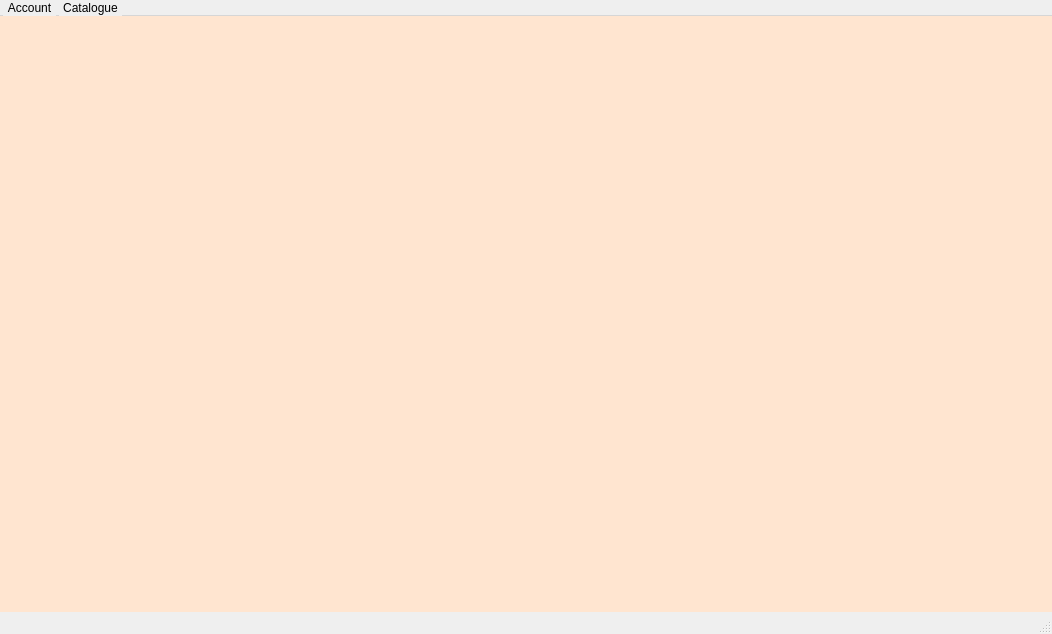
Qt form LibraryInformationSystem/membercatalogue.ui (janelle-lr/CS106LibraryInformationSystem) before a commit.
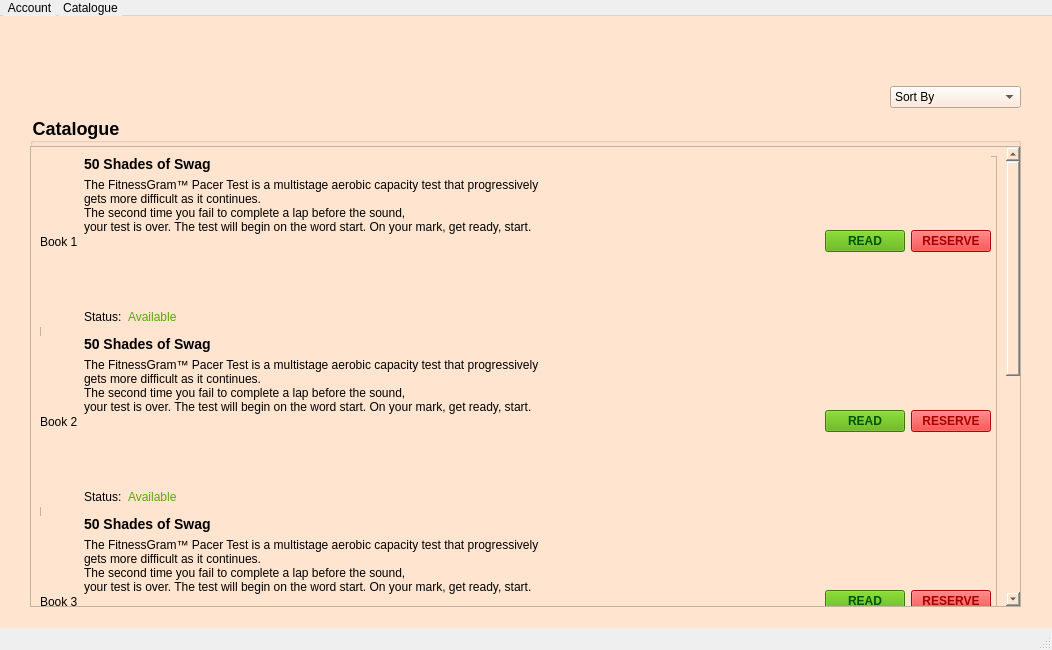
The same form after that commit. Icons and pictures are not drawn.

Diff of the .ui file:
```diff
--- a/LibraryInformationSystem/membercatalogue.ui
+++ b/LibraryInformationSystem/membercatalogue.ui
@@ -7,7 +7,7 @@
     <x>0</x>
     <y>0</y>
     <width>1052</width>
-    <height>634</height>
+    <height>650</height>
    </rect>
   </property>
   <property name="minimumSize">
@@ -16,12 +16,6 @@
     <height>634</height>
    </size>
   </property>
-  <property name="maximumSize">
-   <size>
-    <width>1052</width>
-    <height>634</height>
-   </size>
-  </property>
   <property name="windowTitle">
    <string>MainWindow</string>
   </property>
@@ -68,6 +62,728 @@
      <pixmap resource="resources.qrc">:/resources/images/bblLogo.png</pixmap>
     </property>
    </widget>
+   <widget class="QComboBox" name="comboBox">
+    <property name="geometry">
+     <rect>
+      <x>890</x>
+      <y>70</y>
+      <width>131</width>
+      <height>22</height>
+     </rect>
+    </property>
+    <item>
+     <property name="text">
+      <string>Sort By</string>
+     </property>
+    </item>
+    <item>
+     <property name="text">
+      <string>Title</string>
+     </property>
+    </item>
+    <item>
+     <property name="text">
+      <string>Author</string>
+     </property>
+    </item>
+    <item>
+     <property name="text">
+      <string>Genre</string>
+     </property>
+    </item>
+    <item>
+     <property name="text">
+      <string>Release date</string>
+     </property>
+    </item>
+   </widget>
+   <widget class="QGroupBox" name="groupBox">
+    <property name="geometry">
+     <rect>
+      <x>30</x>
+      <y>100</y>
+      <width>991</width>
+      <height>491</height>
+     </rect>
+    </property>
+    <property name="styleSheet">
+     <string notr="true">QGroupBox{
+	font-weight: bold;
+	font-size: 18px;
+}</string>
+    </property>
+    <property name="title">
+     <string>Catalogue</string>
+    </property>
+    <widget class="QScrollArea" name="scrollArea">
+     <property name="geometry">
+      <rect>
+       <x>0</x>
+       <y>30</y>
+       <width>991</width>
+       <height>461</height>
+      </rect>
+     </property>
+     <property name="styleSheet">
+      <string notr="true">
+
+/* vertical scrollbar*/
+QScrollBar:vertical{
+	border: none;
+	background-color: rgb(255, 229, 208);
+	margin: 15px 0 15px 0;
+	width: 14px;
+}
+
+/* hande bar verticall */
+QScrollBar::handle:vertical{
+	border-radius: 5px;
+	background-color: rgb(255, 213, 164);
+	min-height: 30px;
+}
+QScrollBar::handle:vertical:hover{
+	background-color: rgb(255, 210, 158);
+}
+
+/* top button scrollbar */
+QScrollBar::sub-line:vertical{
+	border: none;
+	background-color: rgb(255, 180, 126);
+	height: 15px;
+	border-top-left-radius: 7px;
+	border-top-right-radius: 7px;
+	subcontrol-position: top;
+	subcontrol-origin: margin;
+}
+QScrollBar::sub-line:vertical:hover{
+	background-color: rgb(255, 85, 127);
+}
+QScrollBar::sub-line:vertical:pressed{
+	background-color: rgb(255, 0, 127);
+}
+
+/* bottom button scrollbar */
+QScrollBar::add-line:vertical{
+	border: none;
+	background-color: rgb(255, 180, 126);
+	height: 15px;
+	border-bottom-left-radius: 7px;
+	border-bottom-right-radius: 7px;
+	subcontrol-position: bottom;
+	subcontrol-origin: margin;
+}
+QScrollBar::add-line:vertical:hover{
+	background-color: rgb(255, 85, 127);
+}
+QScrollBar::add-line:vertical:pressed{
+	background-color: rgb(255, 0, 127);
+}</string>
+     </property>
+     <property name="widgetResizable">
+      <bool>true</bool>
+     </property>
+     <widget class="QWidget" name="scrollAreaWidgetContents">
+      <property name="geometry">
+       <rect>
+        <x>0</x>
+        <y>0</y>
+        <width>975</width>
+        <height>918</height>
+       </rect>
+      </property>
+      <layout class="QVBoxLayout" name="verticalLayout">
+       <item>
+        <widget class="QFrame" name="frame">
+         <property name="minimumSize">
+          <size>
+           <width>0</width>
+           <height>900</height>
+          </size>
+         </property>
+         <property name="frameShape">
+          <enum>QFrame::StyledPanel</enum>
+         </property>
+         <property name="frameShadow">
+          <enum>QFrame::Raised</enum>
+         </property>
+         <widget class="QWidget" name="horizontalLayoutWidget_2">
+          <property name="geometry">
+           <rect>
+            <x>0</x>
+            <y>0</y>
+            <width>951</width>
+            <height>171</height>
+           </rect>
+          </property>
+          <layout class="QHBoxLayout" name="book_1">
+           <item>
+            <widget class="QLabel" name="img_2">
+             <property name="text">
+              <string>Book 1</string>
+             </property>
+            </widget>
+           </item>
+           <item>
+            <layout class="QVBoxLayout" name="verticalLayout_4">
+             <item>
+              <widget class="QLabel" name="label_17">
+               <property name="styleSheet">
+                <string notr="true">QLabel {
+	font-weight:bold;
+	font-size: 14px;
+
+	
+}</string>
+               </property>
+               <property name="text">
+                <string>50 Shades of Swag</string>
+               </property>
+              </widget>
+             </item>
+             <item>
+              <widget class="QLabel" name="label_7">
+               <property name="text">
+                <string>The FitnessGram™ Pacer Test is a multistage aerobic capacity test that progressively 
+gets more difficult as it continues. 
+The second time you fail to complete a lap before the sound, 
+your test is over. The test will begin on the word start. On your mark, get ready, start.
+</string>
+               </property>
+              </widget>
+             </item>
+             <item>
+              <spacer name="verticalSpacer">
+               <property name="orientation">
+                <enum>Qt::Vertical</enum>
+               </property>
+               <property name="sizeHint" stdset="0">
+                <size>
+                 <width>20</width>
+                 <height>40</height>
+                </size>
+               </property>
+              </spacer>
+             </item>
+             <item>
+              <layout class="QHBoxLayout" name="horizontalLayout_3">
+               <item>
+                <widget class="QLabel" name="label_8">
+                 <property name="text">
+                  <string>Status:</string>
+                 </property>
+                </widget>
+               </item>
+               <item>
+                <widget class="QLabel" name="label_9">
+                 <property name="styleSheet">
+                  <string notr="true">QLabel{
+	color: rgb(85, 170, 0);
+}</string>
+                 </property>
+                 <property name="text">
+                  <string>Available</string>
+                 </property>
+                </widget>
+               </item>
+               <item>
+                <spacer name="horizontalSpacer">
+                 <property name="orientation">
+                  <enum>Qt::Horizontal</enum>
+                 </property>
+                 <property name="sizeHint" stdset="0">
+                  <size>
+                   <width>40</width>
+                   <height>20</height>
+                  </size>
+                 </property>
+                </spacer>
+               </item>
+              </layout>
+             </item>
+            </layout>
+           </item>
+           <item>
+            <layout class="QHBoxLayout" name="horizontalLayout_7">
+             <item>
+              <spacer name="horizontalSpacer_4">
+               <property name="orientation">
+                <enum>Qt::Horizontal</enum>
+               </property>
+               <property name="sizeHint" stdset="0">
+                <size>
+                 <width>40</width>
+                 <height>20</height>
+                </size>
+               </property>
+              </spacer>
+             </item>
+             <item>
+              <widget class="QPushButton" name="pushButton_2">
+               <property name="styleSheet">
+                <string notr="true">QPushButton{
+	background-color:rgb(85, 170, 0);
+	font-weight: bold;
+	color: rgb(0, 85, 0);
+}</string>
+               </property>
+               <property name="text">
+                <string>READ</string>
+               </property>
+              </widget>
+             </item>
+             <item>
+              <widget class="QPushButton" name="pushButton_3">
+               <property name="styleSheet">
+                <string notr="true">QPushButton{
+	background-color: rgb(255, 0, 0);
+	color: rgb(170, 0, 0);
+	font-weight: bold;
+}</string>
+               </property>
+               <property name="text">
+                <string>RESERVE</string>
+               </property>
+              </widget>
+             </item>
+            </layout>
+           </item>
+          </layout>
+         </widget>
+         <widget class="QWidget" name="horizontalLayoutWidget_3">
+          <property name="geometry">
+           <rect>
+            <x>0</x>
+            <y>180</y>
+            <width>951</width>
+            <height>171</height>
+           </rect>
+          </property>
+          <layout class="QHBoxLayout" name="book_2">
+           <item>
+            <widget class="QLabel" name="img_3">
+             <property name="text">
+              <string>Book 2</string>
+             </property>
+            </widget>
+           </item>
+           <item>
+            <layout class="QVBoxLayout" name="verticalLayout_5">
+             <item>
+              <widget class="QLabel" name="label_18">
+               <property name="styleSheet">
+                <string notr="true">QLabel {
+	font-weight:bold;
+	font-size: 14px;
+
+	
+}</string>
+               </property>
+               <property name="text">
+                <string>50 Shades of Swag</string>
+               </property>
+              </widget>
+             </item>
+             <item>
+              <widget class="QLabel" name="label_10">
+               <property name="text">
+                <string>The FitnessGram™ Pacer Test is a multistage aerobic capacity test that progressively 
+gets more difficult as it continues. 
+The second time you fail to complete a lap before the sound, 
+your test is over. The test will begin on the word start. On your mark, get ready, start.
+</string>
+               </property>
+              </widget>
+             </item>
+             <item>
+              <spacer name="verticalSpacer_2">
+               <property name="orientation">
+                <enum>Qt::Vertical</enum>
+               </property>
+               <property name="sizeHint" stdset="0">
+                <size>
+                 <width>20</width>
+                 <height>40</height>
+                </size>
+               </property>
+              </spacer>
+             </item>
+             <item>
+              <layout class="QHBoxLayout" name="horizontalLayout_4">
+               <item>
+                <widget class="QLabel" name="label_11">
+                 <property name="text">
+                  <string>Status:</string>
+                 </property>
+                </widget>
+               </item>
+               <item>
+                <widget class="QLabel" name="label_12">
+                 <property name="styleSheet">
+                  <string notr="true">QLabel{
+	color: rgb(85, 170, 0);
+}</string>
+                 </property>
+                 <property name="text">
+                  <string>Available</string>
+                 </property>
+                </widget>
+               </item>
+               <item>
+                <spacer name="horizontalSpacer_2">
+                 <property name="orientation">
+                  <enum>Qt::Horizontal</enum>
+                 </property>
+                 <property name="sizeHint" stdset="0">
+                  <size>
+                   <width>40</width>
+                   <height>20</height>
+                  </size>
+                 </property>
+                </spacer>
+               </item>
+              </layout>
+             </item>
+            </layout>
+           </item>
+           <item>
+            <layout class="QHBoxLayout" name="horizontalLayout_8">
+             <item>
+              <spacer name="horizontalSpacer_5">
+               <property name="orientation">
+                <enum>Qt::Horizontal</enum>
+               </property>
+               <property name="sizeHint" stdset="0">
+                <size>
+                 <width>40</width>
+                 <height>20</height>
+                </size>
+               </property>
+              </spacer>
+             </item>
+             <item>
+              <widget class="QPushButton" name="pushButton_4">
+               <property name="styleSheet">
+                <string notr="true">QPushButton{
+	background-color:rgb(85, 170, 0);
+	font-weight: bold;
+	color: rgb(0, 85, 0);
+}</string>
+               </property>
+               <property name="text">
+                <string>READ</string>
+               </property>
+              </widget>
+             </item>
+             <item>
+              <widget class="QPushButton" name="pushButton_5">
+               <property name="styleSheet">
+                <string notr="true">QPushButton{
+	background-color: rgb(255, 0, 0);
+	color: rgb(170, 0, 0);
+	font-weight: bold;
+}</string>
+               </property>
+               <property name="text">
+                <string>RESERVE</string>
+               </property>
+              </widget>
+             </item>
+            </layout>
+           </item>
+          </layout>
+         </widget>
+         <widget class="QWidget" name="horizontalLayoutWidget_4">
+          <property name="geometry">
+           <rect>
+            <x>0</x>
+            <y>360</y>
+            <width>951</width>
+            <height>171</height>
+           </rect>
+          </property>
+          <layout class="QHBoxLayout" name="book_3">
+           <item>
+            <widget class="QLabel" name="img_4">
+             <property name="text">
+              <string>Book 3</string>
+             </property>
+            </widget>
+           </item>
+           <item>
+            <layout class="QVBoxLayout" name="verticalLayout_6">
+             <item>
+              <widget class="QLabel" name="label_19">
+               <property name="styleSheet">
+                <string notr="true">QLabel {
+	font-weight:bold;
+	font-size: 14px;
+
+	
+}</string>
+               </property>
+               <property name="text">
+                <string>50 Shades of Swag</string>
+               </property>
+              </widget>
+             </item>
+             <item>
+              <widget class="QLabel" name="label_13">
+               <property name="text">
+                <string>The FitnessGram™ Pacer Test is a multistage aerobic capacity test that progressively 
+gets more difficult as it continues. 
+The second time you fail to complete a lap before the sound, 
+your test is over. The test will begin on the word start. On your mark, get ready, start.
+</string>
+               </property>
+              </widget>
+             </item>
+             <item>
+              <spacer name="verticalSpacer_3">
+               <property name="orientation">
+                <enum>Qt::Vertical</enum>
+               </property>
+               <property name="sizeHint" stdset="0">
+                <size>
+                 <width>20</width>
+                 <height>40</height>
+                </size>
+               </property>
+              </spacer>
+             </item>
+             <item>
+              <layout class="QHBoxLayout" name="horizontalLayout_5">
+               <item>
+                <widget class="QLabel" name="label_14">
+                 <property name="text">
+                  <string>Status:</string>
+                 </property>
+                </widget>
+               </item>
+               <item>
+                <widget class="QLabel" name="label_15">
+                 <property name="styleSheet">
+                  <string notr="true">QLabel{
+	color: rgb(85, 170, 0);
+}</string>
+                 </property>
+                 <property name="text">
+                  <string>Available</string>
+                 </property>
+                </widget>
+               </item>
+               <item>
+                <spacer name="horizontalSpacer_3">
+                 <property name="orientation">
+                  <enum>Qt::Horizontal</enum>
+                 </property>
+                 <property name="sizeHint" stdset="0">
+                  <size>
+                   <width>40</width>
+                   <height>20</height>
+                  </size>
+                 </property>
+                </spacer>
+               </item>
+              </layout>
+             </item>
+            </layout>
+           </item>
+           <item>
+            <layout class="QHBoxLayout" name="horizontalLayout_9">
+             <item>
+              <spacer name="horizontalSpacer_6">
+               <property name="orientation">
+                <enum>Qt::Horizontal</enum>
+               </property>
+               <property name="sizeHint" stdset="0">
+                <size>
+                 <width>40</width>
+                 <height>20</height>
+                </size>
+               </property>
+              </spacer>
+             </item>
+             <item>
+              <widget class="QPushButton" name="pushButton_6">
+               <property name="styleSheet">
+                <string notr="true">QPushButton{
+	background-color:rgb(85, 170, 0);
+	font-weight: bold;
+	color: rgb(0, 85, 0);
+}</string>
+               </property>
+               <property name="text">
+                <string>READ</string>
+               </property>
+              </widget>
+             </item>
+             <item>
+              <widget class="QPushButton" name="pushButton_7">
+               <property name="styleSheet">
+                <string notr="true">QPushButton{
+	background-color: rgb(255, 0, 0);
+	color: rgb(170, 0, 0);
+	font-weight: bold;
+}</string>
+               </property>
+               <property name="text">
+                <string>RESERVE</string>
+               </property>
+              </widget>
+             </item>
+            </layout>
+           </item>
+          </layout>
+         </widget>
+         <widget class="QWidget" name="horizontalLayoutWidget_5">
+          <property name="geometry">
+           <rect>
+            <x>0</x>
+            <y>540</y>
+            <width>951</width>
+            <height>171</height>
+           </rect>
+          </property>
+          <layout class="QHBoxLayout" name="book_4">
+           <item>
+            <widget class="QLabel" name="img_5">
+             <property name="text">
+              <string>Book 4</string>
+             </property>
+            </widget>
+           </item>
+           <item>
+            <layout class="QVBoxLayout" name="verticalLayout_7">
+             <item>
+              <widget class="QLabel" name="label_20">
+               <property name="styleSheet">
+                <string notr="true">QLabel {
+	font-weight:bold;
+	font-size: 14px;
+
+	
+}</string>
+               </property>
+               <property name="text">
+                <string>50 Shades of Swag</string>
+               </property>
+              </widget>
+             </item>
+             <item>
+              <widget class="QLabel" name="label_16">
+               <property name="text">
+                <string>The FitnessGram™ Pacer Test is a multistage aerobic capacity test that progressively 
+gets more difficult as it continues. 
+The second time you fail to complete a lap before the sound, 
+your test is over. The test will begin on the word start. On your mark, get ready, start.
+</string>
+               </property>
+              </widget>
+             </item>
+             <item>
+              <spacer name="verticalSpacer_4">
+               <property name="orientation">
+                <enum>Qt::Vertical</enum>
+               </property>
+               <property name="sizeHint" stdset="0">
+                <size>
+                 <width>20</width>
+                 <height>40</height>
+                </size>
+               </property>
+              </spacer>
+             </item>
+             <item>
+              <layout class="QHBoxLayout" name="horizontalLayout_6">
+               <item>
+                <widget class="QLabel" name="label_21">
+                 <property name="text">
+                  <string>Status:</string>
+                 </property>
+                </widget>
+               </item>
+               <item>
+                <widget class="QLabel" name="label_22">
+                 <property name="styleSheet">
+                  <string notr="true">QLabel{
+	color: rgb(85, 170, 0);
+}</string>
+                 </property>
+                 <property name="text">
+                  <string>Available</string>
+                 </property>
+                </widget>
+               </item>
+               <item>
+                <spacer name="horizontalSpacer_7">
+                 <property name="orientation">
+                  <enum>Qt::Horizontal</enum>
+                 </property>
+                 <property name="sizeHint" stdset="0">
+                  <size>
+                   <width>40</width>
+                   <height>20</height>
+                  </size>
+                 </property>
+                </spacer>
+               </item>
+              </layout>
+             </item>
+            </layout>
+           </item>
+           <item>
+            <layout class="QHBoxLayout" name="horizontalLayout_10">
+             <item>
+              <spacer name="horizontalSpacer_8">
+               <property name="orientation">
+                <enum>Qt::Horizontal</enum>
+               </property>
+               <property name="sizeHint" stdset="0">
+                <size>
+                 <width>40</width>
+                 <height>20</height>
+                </size>
+               </property>
+              </spacer>
+             </item>
+             <item>
+              <widget class="QPushButton" name="pushButton_8">
+               <property name="styleSheet">
+                <string notr="true">QPushButton{
+	background-color:rgb(85, 170, 0);
+	font-weight: bold;
+	color: rgb(0, 85, 0);
+}</string>
+               </property>
+               <property name="text">
+                <string>READ</string>
+               </property>
+              </widget>
+             </item>
+             <item>
+              <widget class="QPushButton" name="pushButton_9">
+               <property name="styleSheet">
+                <string notr="true">QPushButton{
+	background-color: rgb(255, 0, 0);
+	color: rgb(170, 0, 0);
+	font-weight: bold;
+}</string>
+               </property>
+               <property name="text">
+                <string>RESERVE</string>
+               </property>
+              </widget>
+             </item>
+            </layout>
+           </item>
+          </layout>
+         </widget>
+        </widget>
+       </item>
+      </layout>
+     </widget>
+    </widget>
+   </widget>
   </widget>
   <widget class="QMenuBar" name="menubar">
    <property name="geometry">
```
Left out of the diff: 6 changed lines with no effect on the pictures.
